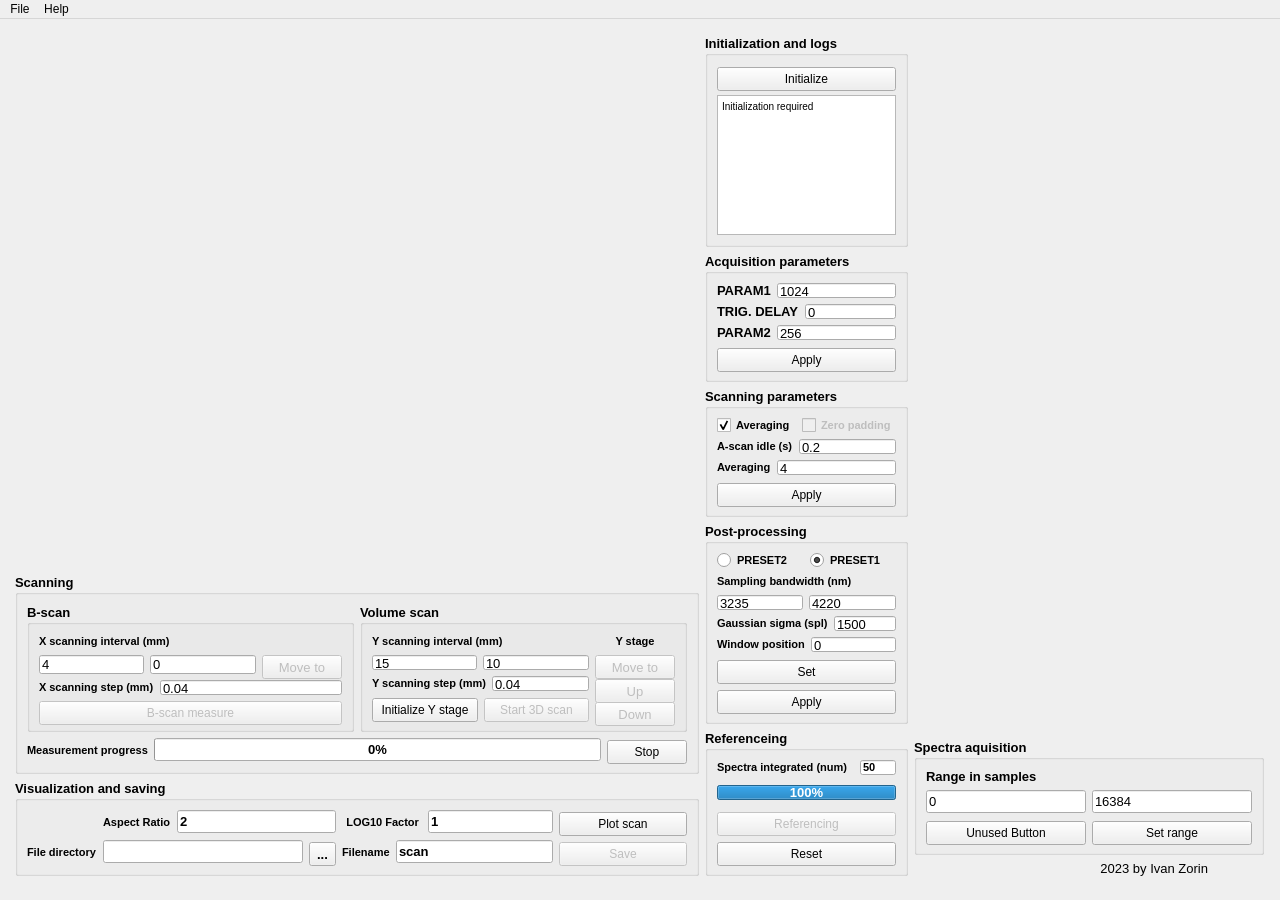
werefkin/oct-python-gui, file uis/design_gui.ui: the form before one commit.
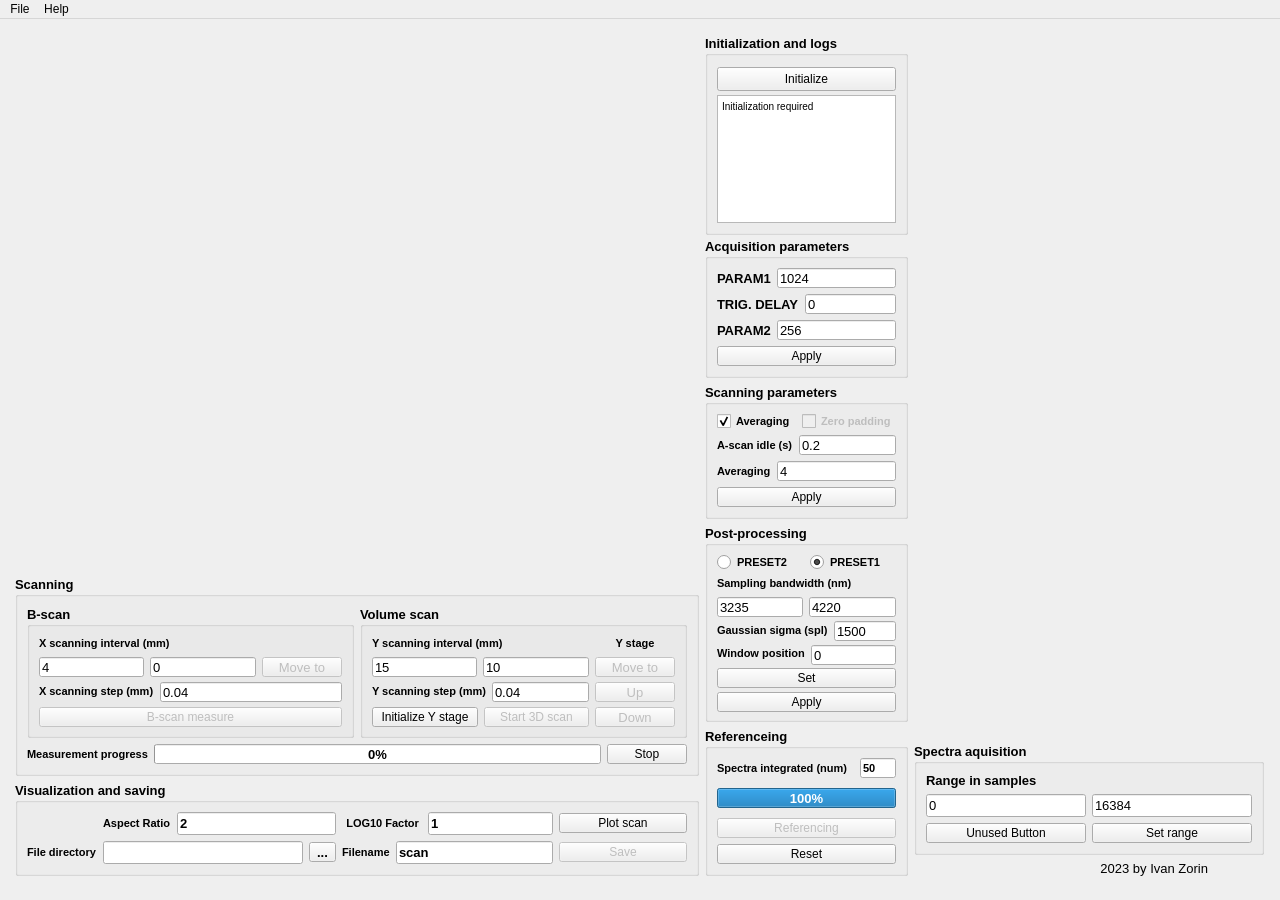
The form after the commit. Icons and pictures are not drawn. Custom widgets are drawn as their Qt base class.

The edit to the form file:
```diff
--- a/uis/design_gui.ui
+++ b/uis/design_gui.ui
@@ -122,7 +122,7 @@
                <property name="minimumSize">
                 <size>
                  <width>0</width>
-                 <height>15</height>
+                 <height>20</height>
                 </size>
                </property>
                <property name="maximumSize">
@@ -192,7 +192,7 @@
                <property name="minimumSize">
                 <size>
                  <width>0</width>
-                 <height>15</height>
+                 <height>20</height>
                 </size>
                </property>
                <property name="maximumSize">
@@ -216,7 +216,7 @@
              <property name="minimumSize">
               <size>
                <width>0</width>
-               <height>15</height>
+               <height>20</height>
               </size>
              </property>
              <property name="maximumSize">
@@ -237,7 +237,7 @@
                <property name="minimumSize">
                 <size>
                  <width>200</width>
-                 <height>15</height>
+                 <height>20</height>
                 </size>
                </property>
               </widget>
@@ -253,7 +253,7 @@
                <property name="minimumSize">
                 <size>
                  <width>0</width>
-                 <height>24</height>
+                 <height>20</height>
                 </size>
                </property>
                <property name="maximumSize">
@@ -306,7 +306,7 @@
              <property name="minimumSize">
               <size>
                <width>0</width>
-               <height>24</height>
+               <height>20</height>
               </size>
              </property>
              <property name="maximumSize">
@@ -345,7 +345,7 @@
              <property name="minimumSize">
               <size>
                <width>0</width>
-               <height>24</height>
+               <height>20</height>
               </size>
              </property>
              <property name="maximumSize">
@@ -428,7 +428,7 @@
       <item row="1" column="1">
        <widget class="QGroupBox" name="group_Scanning">
         <property name="sizePolicy">
-         <sizepolicy hsizetype="Expanding" vsizetype="Preferred">
+         <sizepolicy hsizetype="Expanding" vsizetype="Expanding">
           <horstretch>0</horstretch>
           <verstretch>0</verstretch>
          </sizepolicy>
@@ -459,7 +459,7 @@
          <item row="0" column="0">
           <widget class="QGroupBox" name="group_Bscan">
            <property name="sizePolicy">
-            <sizepolicy hsizetype="Expanding" vsizetype="Expanding">
+            <sizepolicy hsizetype="Expanding" vsizetype="Preferred">
              <horstretch>0</horstretch>
              <verstretch>0</verstretch>
             </sizepolicy>
@@ -497,12 +497,15 @@
                 </item>
                 <item>
                  <layout class="QHBoxLayout" name="horizontalLayout_XRange">
+                  <property name="bottomMargin">
+                   <number>4</number>
+                  </property>
                   <item>
                    <widget class="QLineEdit" name="x_start_pos_ui">
                     <property name="minimumSize">
                      <size>
                       <width>0</width>
-                      <height>15</height>
+                      <height>20</height>
                      </size>
                     </property>
                     <property name="font">
@@ -524,7 +527,7 @@
                     <property name="minimumSize">
                      <size>
                       <width>0</width>
-                      <height>15</height>
+                      <height>20</height>
                      </size>
                     </property>
                     <property name="font">
@@ -555,7 +558,7 @@
                     <property name="minimumSize">
                      <size>
                       <width>0</width>
-                      <height>24</height>
+                      <height>20</height>
                      </size>
                     </property>
                     <property name="maximumSize">
@@ -607,7 +610,7 @@
                     <property name="minimumSize">
                      <size>
                       <width>0</width>
-                      <height>15</height>
+                      <height>20</height>
                      </size>
                     </property>
                     <property name="font">
@@ -640,7 +643,7 @@
                   <property name="minimumSize">
                    <size>
                     <width>0</width>
-                    <height>24</height>
+                    <height>20</height>
                    </size>
                   </property>
                   <property name="maximumSize">
@@ -701,6 +704,12 @@
          </item>
          <item row="0" column="1">
           <widget class="QGroupBox" name="group_Cscan">
+           <property name="sizePolicy">
+            <sizepolicy hsizetype="Expanding" vsizetype="Preferred">
+             <horstretch>0</horstretch>
+             <verstretch>0</verstretch>
+            </sizepolicy>
+           </property>
            <property name="title">
             <string>Volume scan</string>
            </property>
@@ -744,7 +753,7 @@
                   <property name="minimumSize">
                    <size>
                     <width>0</width>
-                    <height>15</height>
+                    <height>20</height>
                    </size>
                   </property>
                   <property name="font">
@@ -769,7 +778,7 @@
                   <property name="minimumSize">
                    <size>
                     <width>5</width>
-                    <height>15</height>
+                    <height>20</height>
                    </size>
                   </property>
                   <property name="font">
@@ -824,7 +833,7 @@
                   <property name="minimumSize">
                    <size>
                     <width>5</width>
-                    <height>15</height>
+                    <height>20</height>
                    </size>
                   </property>
                   <property name="font">
@@ -853,7 +862,7 @@
                   <property name="minimumSize">
                    <size>
                     <width>0</width>
-                    <height>24</height>
+                    <height>20</height>
                    </size>
                   </property>
                   <property name="maximumSize">
@@ -891,7 +900,7 @@
                   <property name="minimumSize">
                    <size>
                     <width>0</width>
-                    <height>24</height>
+                    <height>20</height>
                    </size>
                   </property>
                   <property name="maximumSize">
@@ -965,7 +974,7 @@
                 <property name="minimumSize">
                  <size>
                   <width>0</width>
-                  <height>24</height>
+                  <height>20</height>
                  </size>
                 </property>
                 <property name="maximumSize">
@@ -999,7 +1008,7 @@
                 <property name="minimumSize">
                  <size>
                   <width>0</width>
-                  <height>24</height>
+                  <height>20</height>
                  </size>
                 </property>
                 <property name="maximumSize">
@@ -1036,7 +1045,7 @@
                 <property name="minimumSize">
                  <size>
                   <width>0</width>
-                  <height>24</height>
+                  <height>20</height>
                  </size>
                 </property>
                 <property name="maximumSize">
@@ -1125,7 +1134,7 @@
              <property name="minimumSize">
               <size>
                <width>0</width>
-               <height>24</height>
+               <height>20</height>
               </size>
              </property>
              <property name="maximumSize">
@@ -1350,7 +1359,7 @@
                <property name="minimumSize">
                 <size>
                  <width>0</width>
-                 <height>15</height>
+                 <height>20</height>
                 </size>
                </property>
                <property name="font">
@@ -1400,7 +1409,7 @@
                <property name="minimumSize">
                 <size>
                  <width>0</width>
-                 <height>15</height>
+                 <height>20</height>
                 </size>
                </property>
                <property name="font">
@@ -1449,7 +1458,7 @@
                <property name="minimumSize">
                 <size>
                  <width>0</width>
-                 <height>15</height>
+                 <height>20</height>
                 </size>
                </property>
                <property name="font">
@@ -1480,7 +1489,7 @@
              <property name="minimumSize">
               <size>
                <width>0</width>
-               <height>24</height>
+               <height>20</height>
               </size>
              </property>
              <property name="maximumSize">
@@ -1638,7 +1647,7 @@
                <property name="minimumSize">
                 <size>
                  <width>0</width>
-                 <height>15</height>
+                 <height>20</height>
                 </size>
                </property>
                <property name="font">
@@ -1687,7 +1696,7 @@
                <property name="minimumSize">
                 <size>
                  <width>0</width>
-                 <height>15</height>
+                 <height>20</height>
                 </size>
                </property>
                <property name="font">
@@ -1718,7 +1727,7 @@
              <property name="minimumSize">
               <size>
                <width>0</width>
-               <height>24</height>
+               <height>20</height>
               </size>
              </property>
              <property name="maximumSize">
@@ -1875,7 +1884,7 @@
                <property name="minimumSize">
                 <size>
                  <width>0</width>
-                 <height>15</height>
+                 <height>20</height>
                 </size>
                </property>
                <property name="font">
@@ -1897,7 +1906,7 @@
                <property name="minimumSize">
                 <size>
                  <width>0</width>
-                 <height>15</height>
+                 <height>20</height>
                 </size>
                </property>
                <property name="font">
@@ -1946,7 +1955,7 @@
                <property name="minimumSize">
                 <size>
                  <width>0</width>
-                 <height>15</height>
+                 <height>20</height>
                 </size>
                </property>
                <property name="font">
@@ -1995,7 +2004,7 @@
                <property name="minimumSize">
                 <size>
                  <width>0</width>
-                 <height>15</height>
+                 <height>20</height>
                 </size>
                </property>
                <property name="font">
@@ -2025,7 +2034,7 @@
              <property name="minimumSize">
               <size>
                <width>0</width>
-               <height>24</height>
+               <height>20</height>
               </size>
              </property>
              <property name="maximumSize">
@@ -2063,7 +2072,7 @@
              <property name="minimumSize">
               <size>
                <width>0</width>
-               <height>24</height>
+               <height>20</height>
               </size>
              </property>
              <property name="maximumSize">
@@ -2139,7 +2148,7 @@
              <property name="minimumSize">
               <size>
                <width>0</width>
-               <height>24</height>
+               <height>20</height>
               </size>
              </property>
              <property name="maximumSize">
@@ -2203,7 +2212,7 @@
                <property name="minimumSize">
                 <size>
                  <width>0</width>
-                 <height>15</height>
+                 <height>20</height>
                 </size>
                </property>
                <property name="maximumSize">
@@ -2233,7 +2242,7 @@
              <property name="minimumSize">
               <size>
                <width>0</width>
-               <height>15</height>
+               <height>20</height>
               </size>
              </property>
              <property name="styleSheet">
@@ -2257,7 +2266,7 @@
            <property name="minimumSize">
             <size>
              <width>0</width>
-             <height>24</height>
+             <height>20</height>
             </size>
            </property>
            <property name="maximumSize">
@@ -2381,7 +2390,7 @@
              <property name="minimumSize">
               <size>
                <width>15</width>
-               <height>15</height>
+               <height>20</height>
               </size>
              </property>
              <property name="font">
@@ -2406,7 +2415,7 @@
              <property name="minimumSize">
               <size>
                <width>0</width>
-               <height>15</height>
+               <height>20</height>
               </size>
              </property>
              <property name="font">
@@ -2435,7 +2444,7 @@
              <property name="minimumSize">
               <size>
                <width>15</width>
-               <height>24</height>
+               <height>20</height>
               </size>
              </property>
              <property name="maximumSize">
@@ -2498,7 +2507,7 @@
              <property name="minimumSize">
               <size>
                <width>15</width>
-               <height>24</height>
+               <height>20</height>
               </size>
              </property>
              <property name="maximumSize">
```
Left out of the diff: 26 changed lines with no effect on the pictures.
